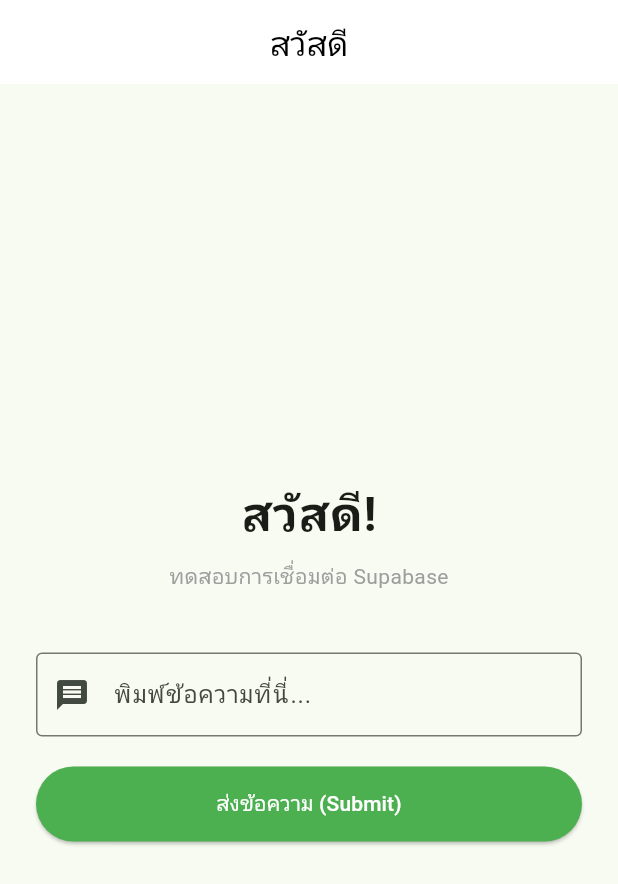
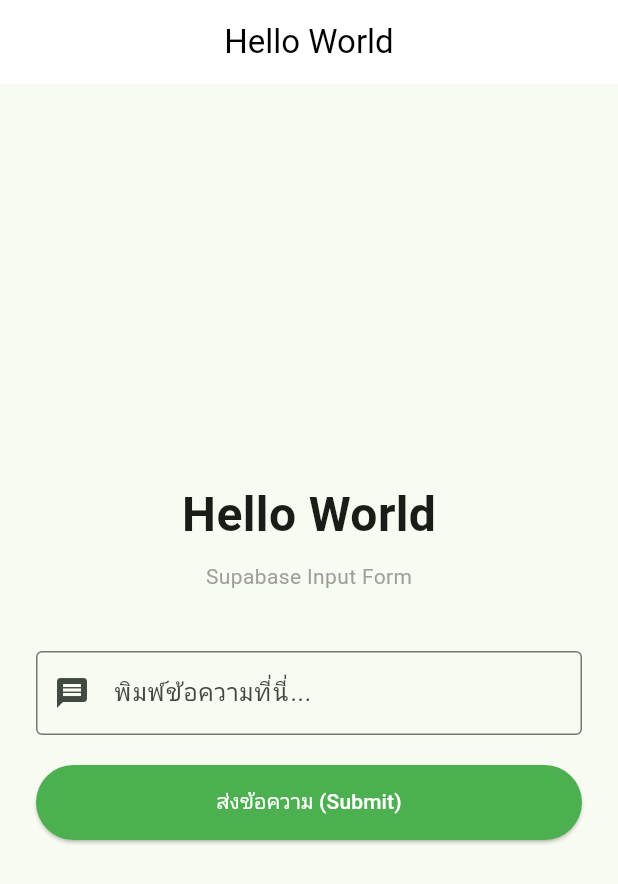
Before and after one commit to ipaong/Flutterwaste2, a Flutter app: the screen it shows after launch, on a phone screen of 412 x 824 dp. Shown: the top 884 px of the screen. Run offline on Flutter 3.47's test engine with Material 3 defaults, Android fonts, the phone set to English and light mode, and no system bars; our stand-ins replace supabase_flutter; accounts and stored records are empty.

Commit message:
Update page to show Hello World with Supabase input form
Agent-Logs-Url: https://github.com/ipaong/Flutterwaste2/sessions/779e98da-0493-4252-90e2-d23dc73e71c5

Co-authored-by: ipaong <61890859+ipaong@users.noreply.github.com>

```diff
--- a/lib/main.dart
+++ b/lib/main.dart
@@ -26,7 +26,7 @@ class MyApp extends StatelessWidget {
   @override
   Widget build(BuildContext context) {
     return MaterialApp(
-      title: 'TUWaste สวัสดี',
+      title: 'Hello World',
       debugShowCheckedModeBanner: false,
       theme: ThemeData(
         colorScheme: ColorScheme.fromSeed(seedColor: Colors.green),
@@ -110,7 +110,7 @@ class _MyHomePageState extends State<MyHomePage> {
   Widget build(BuildContext context) {
     return Scaffold(
       appBar: AppBar(
-        title: const Text('สวัสดี'),
+        title: const Text('Hello World'),
         centerTitle: true,
         elevation: 0,
         backgroundColor: Colors.white,
@@ -122,12 +122,12 @@ class _MyHomePageState extends State<MyHomePage> {
           mainAxisAlignment: MainAxisAlignment.center,
           children: [
             const Text(
-              'สวัสดี!',
+              'Hello World',
               style: TextStyle(fontSize: 32, fontWeight: FontWeight.bold),
             ),
             const SizedBox(height: 8),
             const Text(
-              'ทดสอบการเชื่อมต่อ Supabase',
+              'Supabase Input Form',
               style: TextStyle(color: Colors.grey),
             ),
             const SizedBox(height: 40),
```
